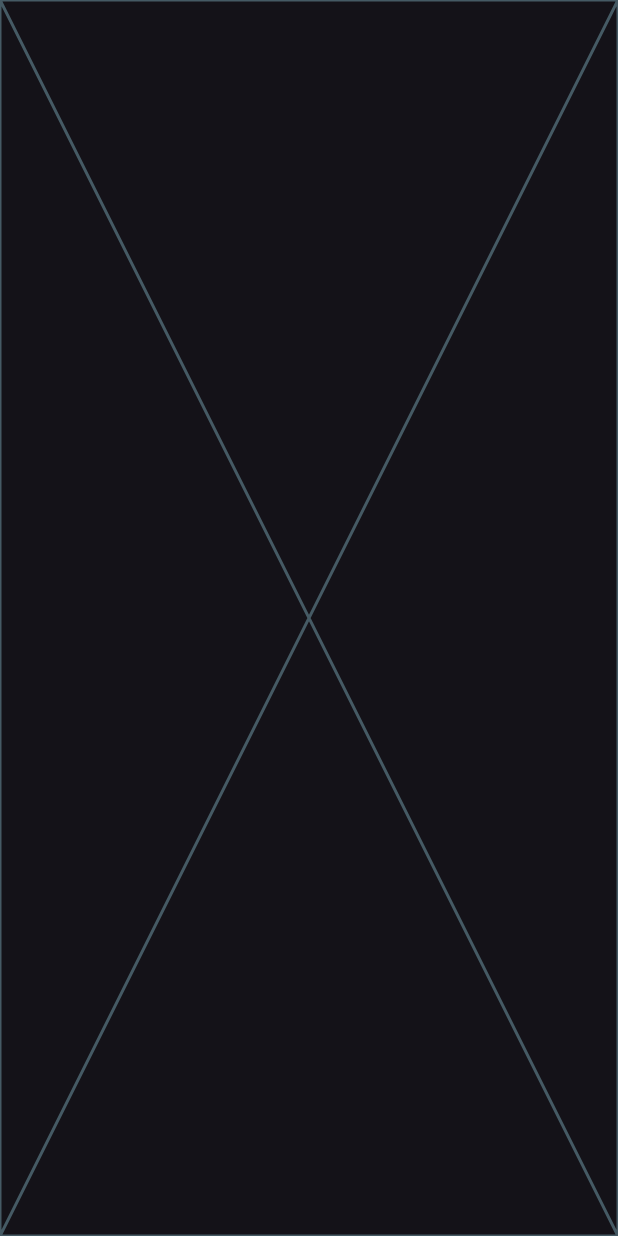
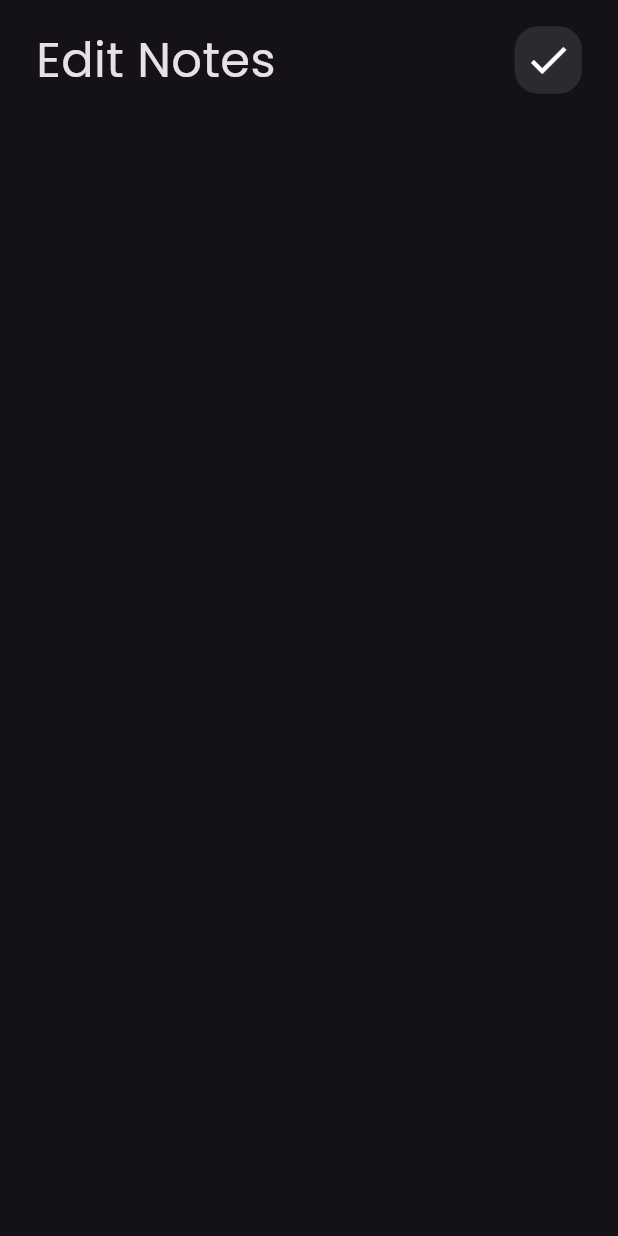
Before and after one commit to reemahmad23/notes_app, a Flutter app: the screen it shows after launch, after a tap on "Flutter Tips", on a phone screen of 412 x 824 dp. Run offline on Flutter 3.47's test engine with Material 3 defaults, Android fonts, the phone set to English and light mode, and no system bars.

Commit message:
add custom app bar to edit note view

```diff
--- a/lib/widgets/custom_app_bar.dart
+++ b/lib/widgets/custom_app_bar.dart
@@ -2,23 +2,26 @@ import 'package:app_notes/widgets/custom_search_icon.dart';
 import 'package:flutter/material.dart';
 
 class CustomAppBar extends StatelessWidget {
-  const CustomAppBar({super.key});
+  const CustomAppBar({super.key, required this.title, required this.icon});
 
+final String title;
+final IconData icon;
   @override
   Widget build(BuildContext context) {
-    return const Row(
+    return Row(
+
       children: [
         SizedBox(
           height: 80,
         ),
-        Text('Notes',
+        Text( title ,
         style: TextStyle(
           fontSize: 32,
-          fontFamily: 'Poppins'
         ),
         ),
         Spacer(),
-        CustomSearchIcon(),
+        CustomSearchIcon(
+          icon: icon,),
       ],
     );
   }
--- a/lib/widgets/custom_search_icon.dart
+++ b/lib/widgets/custom_search_icon.dart
@@ -1,8 +1,9 @@
 import 'package:flutter/material.dart';
 
 class CustomSearchIcon extends StatelessWidget {
-  const CustomSearchIcon({super.key});
+  const CustomSearchIcon({super.key, required this.icon});
 
+final IconData icon;
   @override
   Widget build(BuildContext context) {
     return Container(
@@ -12,7 +13,7 @@ class CustomSearchIcon extends StatelessWidget {
         color: Colors.white.withOpacity(0.1),
         borderRadius: BorderRadius.circular(16),
       ),
-      child: Icon(Icons.search,
+      child: Icon(icon,
       size: 32,),
     );
   }
--- a/lib/widgets/edit_note_view_body.dart
+++ b/lib/widgets/edit_note_view_body.dart
@@ -1,3 +1,4 @@
+import 'package:app_notes/widgets/custom_app_bar.dart';
 import 'package:flutter/material.dart';
 
 class EditNoteViewBody extends StatelessWidget {
@@ -5,6 +6,16 @@ class EditNoteViewBody extends StatelessWidget {
 
   @override
   Widget build(BuildContext context) {
-    return const Placeholder();
+    return Padding(
+      padding: const EdgeInsets.symmetric(horizontal: 24),
+      child: Column(
+        children: [
+          CustomAppBar(
+            title: 'Edit Notes',
+            icon: Icons.check,
+          ),
+        ],
+      ),
+    );
   }
 }
--- a/lib/widgets/note_view_body.dart
+++ b/lib/widgets/note_view_body.dart
@@ -10,10 +10,13 @@ class NotesViewBody extends StatelessWidget {
   @override
   Widget build(BuildContext context) {
     return Padding(
-      padding: const EdgeInsets.symmetric(horizontal: 16),
+      padding: const EdgeInsets.symmetric(horizontal: 24),
       child: Column(
         children: [
-          CustomAppBar(),
+          CustomAppBar(
+            title: 'Notes',
+            icon: Icons.search,
+          ),
 
           Expanded(child: NotesListView()),
         ],
```
